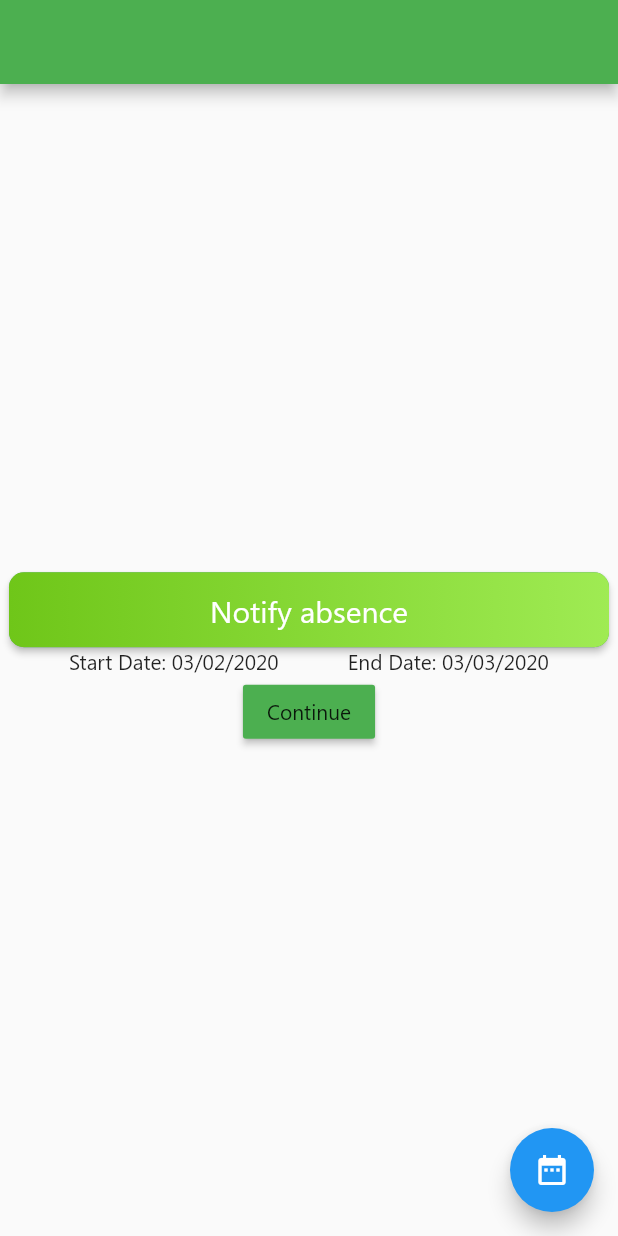
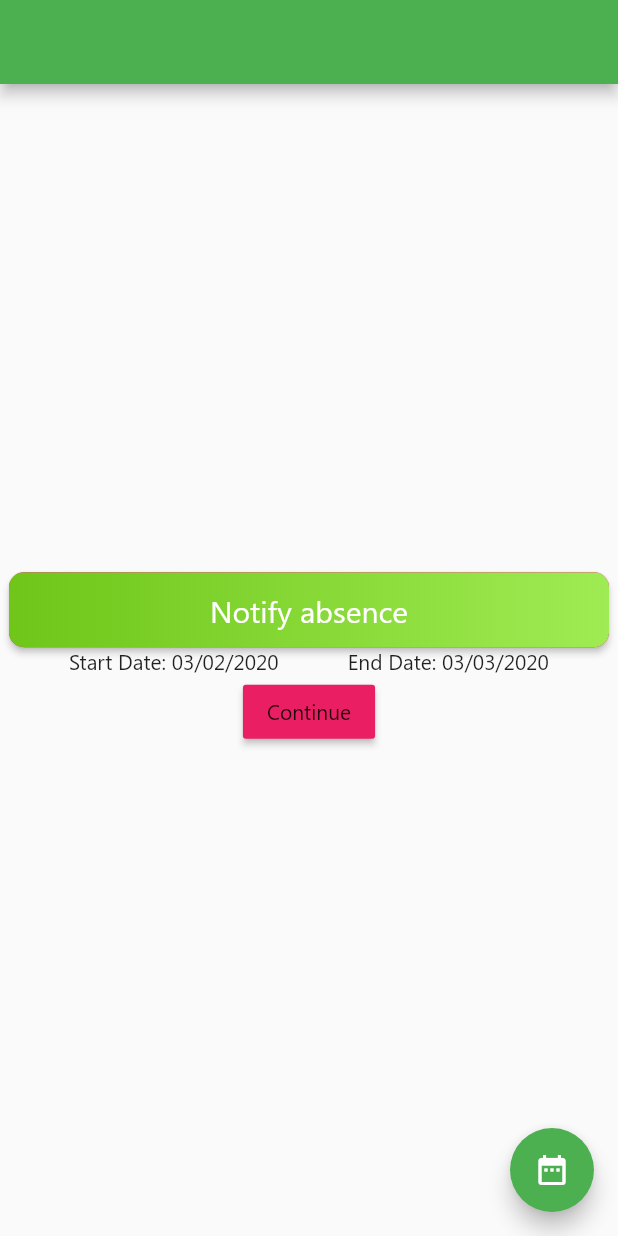
Before and after one commit to nelci592/FlutterApp, a Flutter app: the screen it shows after launch, on a phone screen of 412 x 824 dp. Run offline on Flutter 3.47's test engine with Material 2 defaults, Android fonts, the phone set to English and light mode, and no system bars; our stand-ins replace flutter_svg; missing offline and left inert: dart:js, date_range_picker.

Commit message:
style changes

```diff
--- a/progress_app/lib/main.dart
+++ b/progress_app/lib/main.dart
@@ -26,7 +26,13 @@ class MyApp extends StatelessWidget {
                 fontFamily: 'Segoe',
                 backgroundColor: Colors.green,
                 primaryColor: Colors.green,
-                buttonColor: Colors.green,
+                accentColor: Colors.green,
+
+                buttonColor: Colors.pink,
+
+            cardColor: Colors.blue,
+            highlightColor: Colors.red,
+            splashColor: Colors.orange,
                               ),
               home: NotifyAbsence(),
            //   home: OverviewScreen(),
```
Also changed, not shown: 1 other file.
